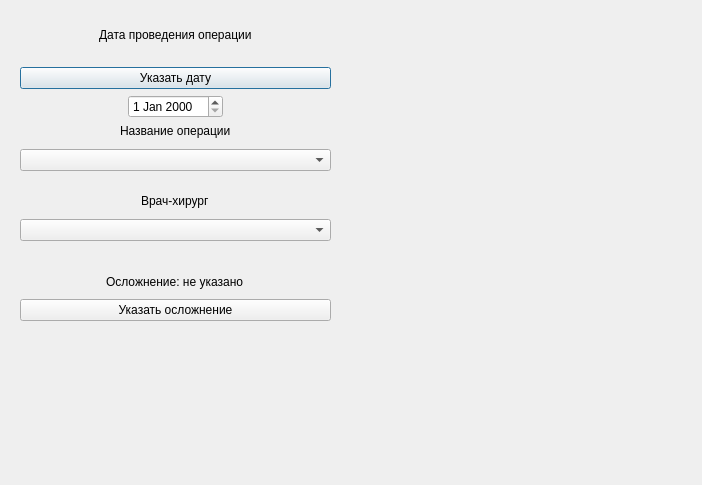
This is Hernia-Qt/operationaddform.ui in dmkrch/Hernia-qt as Qt 5 draws it before an edit. The edited form follows.
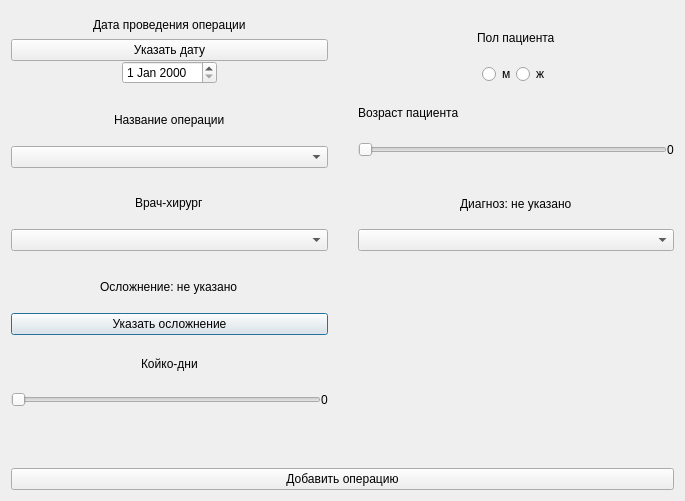
This is the edited form.

Diff of the .ui file:
```diff
--- a/Hernia-Qt/operationaddform.ui
+++ b/Hernia-Qt/operationaddform.ui
@@ -6,22 +6,200 @@
    <rect>
     <x>0</x>
     <y>0</y>
-    <width>702</width>
-    <height>485</height>
+    <width>685</width>
+    <height>501</height>
    </rect>
   </property>
   <property name="windowTitle">
    <string>Dialog</string>
   </property>
-  <widget class="QWidget" name="">
-   <property name="geometry">
-    <rect>
-     <x>20</x>
-     <y>10</y>
-     <width>311</width>
-     <height>108</height>
-    </rect>
-   </property>
+  <layout class="QHBoxLayout" name="horizontalLayout_4">
+   <item>
+    <layout class="QGridLayout" name="gridLayout">
+     <property name="horizontalSpacing">
+      <number>30</number>
+     </property>
+     <property name="verticalSpacing">
+      <number>10</number>
+     </property>
+     <item row="6" column="0">
+      <spacer name="verticalSpacer">
+       <property name="orientation">
+        <enum>Qt::Vertical</enum>
+       </property>
+       <property name="sizeType">
+        <enum>QSizePolicy::Preferred</enum>
+       </property>
+       <property name="sizeHint" stdset="0">
+        <size>
+         <width>20</width>
+         <height>40</height>
+        </size>
+       </property>
+      </spacer>
+     </item>
+     <item row="4" column="0">
+      <layout class="QVBoxLayout" name="verticalLayout_4">
+       <item alignment="Qt::AlignHCenter">
+        <widget class="QLabel" name="label_sequela">
+         <property name="text">
+          <string>Осложнение: не указано</string>
+         </property>
+        </widget>
+       </item>
+       <item>
+        <widget class="QPushButton" name="pushButton_sequela">
+         <property name="text">
+          <string>Указать осложнение</string>
+         </property>
+        </widget>
+       </item>
+      </layout>
+     </item>
+     <item row="0" column="1">
+      <layout class="QVBoxLayout" name="verticalLayout_6">
+       <item alignment="Qt::AlignHCenter">
+        <widget class="QLabel" name="label_5">
+         <property name="text">
+          <string>Пол пациента</string>
+         </property>
+        </widget>
+       </item>
+       <item>
+        <layout class="QHBoxLayout" name="horizontalLayout_2">
+         <item>
+          <spacer name="horizontalSpacer_2">
+           <property name="orientation">
+            <enum>Qt::Horizontal</enum>
+           </property>
+           <property name="sizeHint" stdset="0">
+            <size>
+             <width>40</width>
+             <height>20</height>
+            </size>
+           </property>
+          </spacer>
+         </item>
+         <item>
+          <widget class="QRadioButton" name="radioButton_gender_m">
+           <property name="text">
+            <string>м</string>
+           </property>
+          </widget>
+         </item>
+         <item>
+          <widget class="QRadioButton" name="radioButton_gender_f">
+           <property name="text">
+            <string>ж</string>
+           </property>
+          </widget>
+         </item>
+         <item>
+          <spacer name="horizontalSpacer">
+           <property name="orientation">
+            <enum>Qt::Horizontal</enum>
+           </property>
+           <property name="sizeHint" stdset="0">
+            <size>
+             <width>40</width>
+             <height>20</height>
+            </size>
+           </property>
+          </spacer>
+         </item>
+        </layout>
+       </item>
+      </layout>
+     </item>
+     <item row="5" column="0">
+      <layout class="QVBoxLayout" name="verticalLayout_5">
+       <item alignment="Qt::AlignHCenter">
+        <widget class="QLabel" name="label_4">
+         <property name="text">
+          <string>Койко-дни</string>
+         </property>
+        </widget>
+       </item>
+       <item>
+        <layout class="QHBoxLayout" name="horizontalLayout">
+         <item>
+          <widget class="QSlider" name="horizontalSlider">
+           <property name="maximum">
+            <number>200</number>
+           </property>
+           <property name="orientation">
+            <enum>Qt::Horizontal</enum>
+           </property>
+          </widget>
+         </item>
+         <item>
+          <widget class="QLabel" name="label_days">
+           <property name="text">
+            <string>0</string>
+           </property>
+          </widget>
+         </item>
+        </layout>
+       </item>
+      </layout>
+     </item>
+     <item row="7" column="0" colspan="2">
+      <widget class="QPushButton" name="pushButton_add_op">
+       <property name="text">
+        <string>Добавить операцию</string>
+       </property>
+      </widget>
+     </item>
+     <item row="1" column="1">
+      <layout class="QVBoxLayout" name="verticalLayout_7">
+       <item>
+        <widget class="QLabel" name="label_6">
+         <property name="text">
+          <string>Возраст пациента</string>
+         </property>
+        </widget>
+       </item>
+       <item>
+        <layout class="QHBoxLayout" name="horizontalLayout_3">
+         <item>
+          <widget class="QSlider" name="horizontalSlider_pat_age">
+           <property name="minimum">
+            <number>1</number>
+           </property>
+           <property name="maximum">
+            <number>120</number>
+           </property>
+           <property name="orientation">
+            <enum>Qt::Horizontal</enum>
+           </property>
+          </widget>
+         </item>
+         <item>
+          <widget class="QLabel" name="label_pat_age">
+           <property name="text">
+            <string>0</string>
+           </property>
+          </widget>
+         </item>
+        </layout>
+       </item>
+      </layout>
+     </item>
+     <item row="2" column="1">
+      <layout class="QVBoxLayout" name="verticalLayout_8">
+       <item alignment="Qt::AlignHCenter">
+        <widget class="QLabel" name="label_diagnosis">
+         <property name="text">
+          <string>Диагноз: не указано</string>
+         </property>
+        </widget>
+       </item>
+       <item>
+        <widget class="QComboBox" name="comboBox_diagnosis"/>
+       </item>
+      </layout>
+     </item>
+     <item row="0" column="0">
    <layout class="QVBoxLayout" name="verticalLayout">
     <item alignment="Qt::AlignHCenter">
      <widget class="QLabel" name="label">
@@ -41,16 +219,8 @@
      <widget class="QDateEdit" name="dateEdit"/>
     </item>
    </layout>
-  </widget>
-  <widget class="QWidget" name="">
-   <property name="geometry">
-    <rect>
-     <x>20</x>
-     <y>120</y>
-     <width>311</width>
-     <height>51</height>
-    </rect>
-   </property>
+     </item>
+     <item row="1" column="0">
    <layout class="QVBoxLayout" name="verticalLayout_2">
     <item alignment="Qt::AlignHCenter|Qt::AlignVCenter">
      <widget class="QLabel" name="label_2">
@@ -63,16 +233,8 @@
      <widget class="QComboBox" name="comboBox_operations"/>
     </item>
    </layout>
-  </widget>
-  <widget class="QWidget" name="">
-   <property name="geometry">
-    <rect>
-     <x>20</x>
-     <y>190</y>
-     <width>311</width>
-     <height>51</height>
-    </rect>
-   </property>
+     </item>
+     <item row="2" column="0">
    <layout class="QVBoxLayout" name="verticalLayout_3">
     <item alignment="Qt::AlignHCenter|Qt::AlignVCenter">
      <widget class="QLabel" name="label_3">
@@ -85,33 +247,10 @@
      <widget class="QComboBox" name="comboBox_surgeons"/>
     </item>
    </layout>
-  </widget>
-  <widget class="QWidget" name="">
-   <property name="geometry">
-    <rect>
-     <x>20</x>
-     <y>270</y>
-     <width>311</width>
-     <height>51</height>
-    </rect>
-   </property>
-   <layout class="QVBoxLayout" name="verticalLayout_4">
-    <item alignment="Qt::AlignHCenter">
-     <widget class="QLabel" name="label_sequela">
-      <property name="text">
-       <string>Осложнение: не указано</string>
-      </property>
-     </widget>
-    </item>
-    <item>
-     <widget class="QPushButton" name="pushButton_sequela">
-      <property name="text">
-       <string>Указать осложнение</string>
-      </property>
-     </widget>
-    </item>
-   </layout>
-  </widget>
+     </item>
+    </layout>
+   </item>
+  </layout>
  </widget>
  <resources/>
  <connections/>
```
Lines whose indentation alone changed are shown as unchanged.
